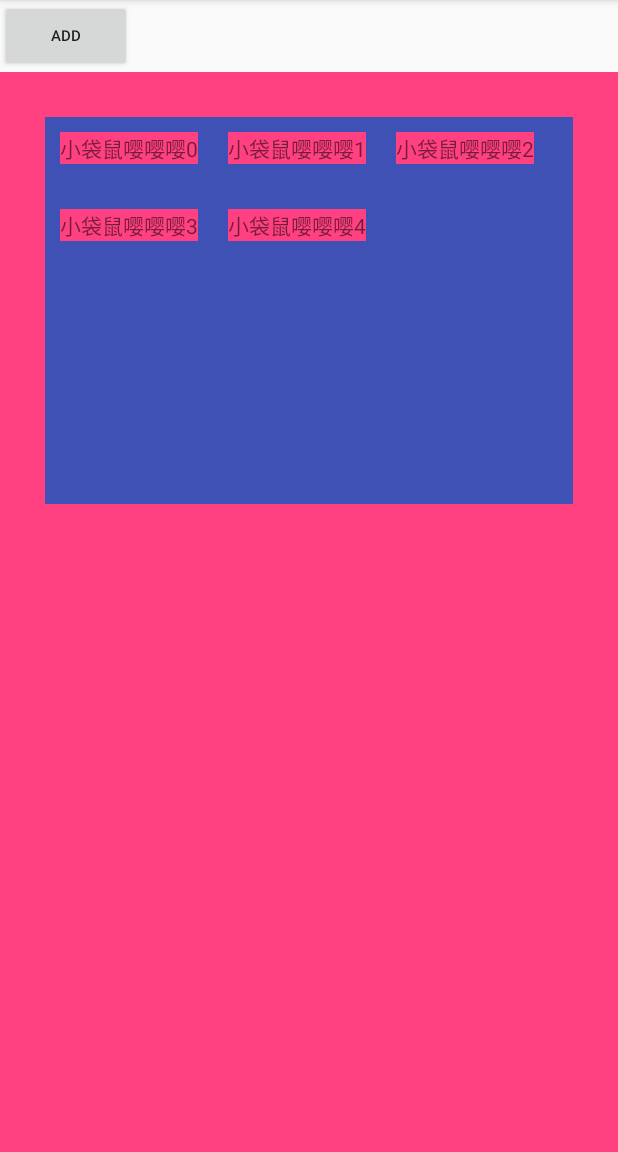
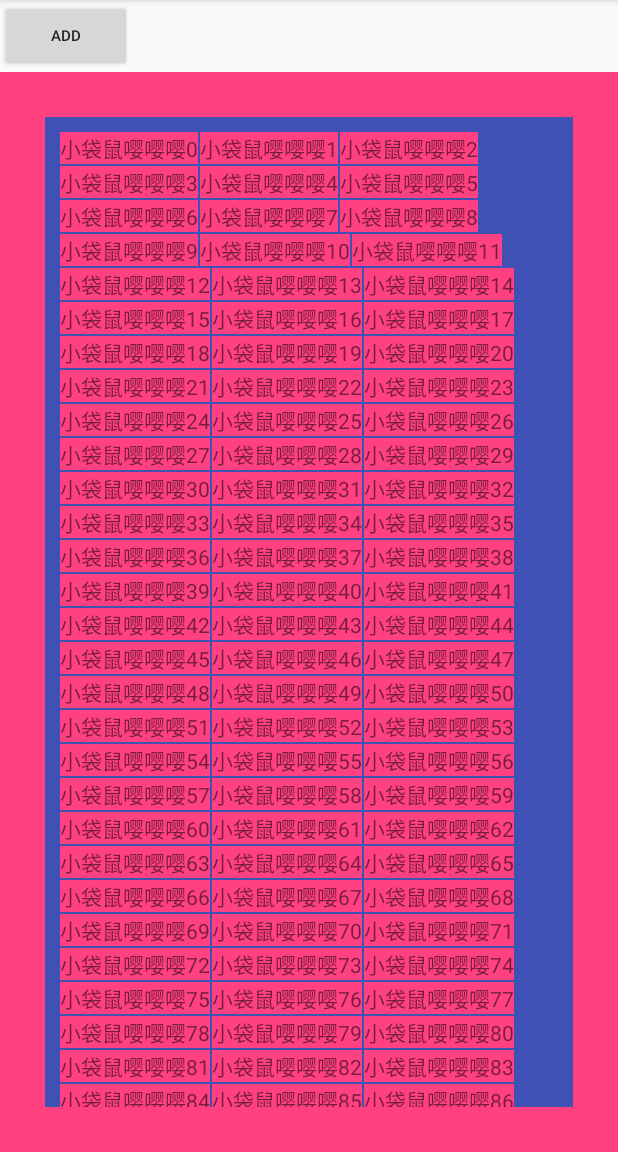
Before and after one commit to kishimotoindb/DIY_View, an Android app: the screen it shows after launch (MainActivity), after a tap on "ADD", on a phone screen of 412 x 824 dp, the part 84-1236 px from its top. Run offline under Robolectric (Android 15) with nearby library versions, the phone set to English and light mode, and no system bars.

Commit message:
修复底部高度异常的问题

```diff
--- a/app/src/main/java/com/example/bear/diy_view/LabelWall.java
+++ b/app/src/main/java/com/example/bear/diy_view/LabelWall.java
@@ -6,6 +6,7 @@ import android.database.DataSetObservable;
 import android.database.DataSetObserver;
 import android.support.annotation.Px;
 import android.util.AttributeSet;
+import android.util.Log;
 import android.util.TypedValue;
 import android.view.Gravity;
 import android.view.View;
@@ -175,12 +176,12 @@ public class LabelWall extends ViewGroup {
                         currentRowHeight = currentRowMaxChildHeight;
                     }
                 }
+            }
 
-                if (maxWidth == 0) maxWidth = usedWidth;
-                maxWidth = maxWidth + getPaddingLeft() + getPaddingRight();
-                maxHeight = maxHeight + currentRowHeight + getPaddingTop() + getPaddingBottom();
-                if (currentRowHeight != 0) mRowHeights.add(currentRowHeight);
-            }
+            if (maxWidth == 0) maxWidth = usedWidth;
+            maxWidth = maxWidth + getPaddingLeft() + getPaddingRight();
+            maxHeight = maxHeight + currentRowHeight + getPaddingTop() + getPaddingBottom();
+            if (currentRowHeight != 0) mRowHeights.add(currentRowHeight);
         } else {
             measureChildWithMargins(mEmptyMsg, widthMeasureSpec, getPaddingLeft() + getPaddingRight(),
                     heightMeasureSpec, getPaddingTop() + getPaddingBottom());
--- a/app/src/main/java/com/example/bear/diy_view/MainActivity.java
+++ b/app/src/main/java/com/example/bear/diy_view/MainActivity.java
@@ -25,7 +25,7 @@ public class MainActivity extends AppCompatActivity {
         setContentView(R.layout.activity_main);
         mWall = (LabelWall) findViewById(R.id.wall);
         mLabels = new ArrayList<>();
-        for (int i = 0; i < 5; i++) {
+        for (int i = 0; i < 100; i++) {
             mLabels.add("小袋鼠嘤嘤嘤" + i);
         }
     }
--- a/app/src/main/res/layout/activity_main.xml
+++ b/app/src/main/res/layout/activity_main.xml
@@ -29,8 +29,8 @@
             bear:emptyMsgText="请添加金额"
             bear:emptyMsgTextColor="@android:color/white"
             bear:emptyMsgTextSize="10dp"
-            bear:labelHorizontalSpace="20dp"
-            bear:labelVerticalSpace="30dp"/>
+            bear:labelHorizontalSpace="1dp"
+            bear:labelVerticalSpace="1dp"/>
 
     </android.support.v4.widget.NestedScrollView>
 </LinearLayout>
```
